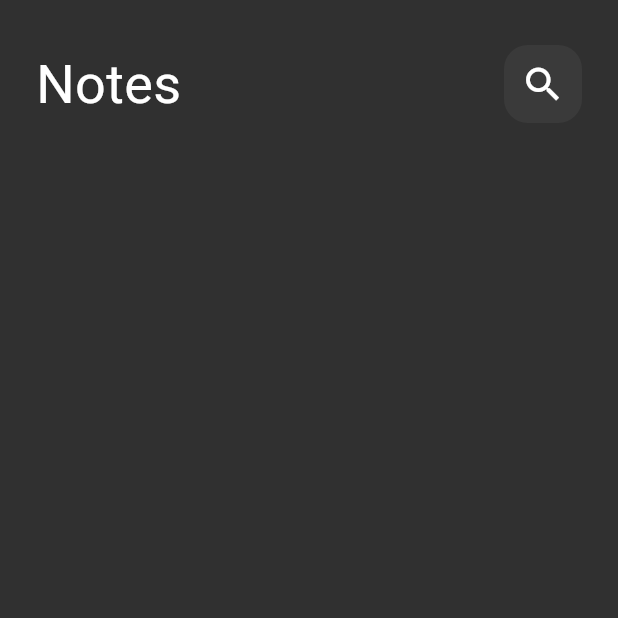
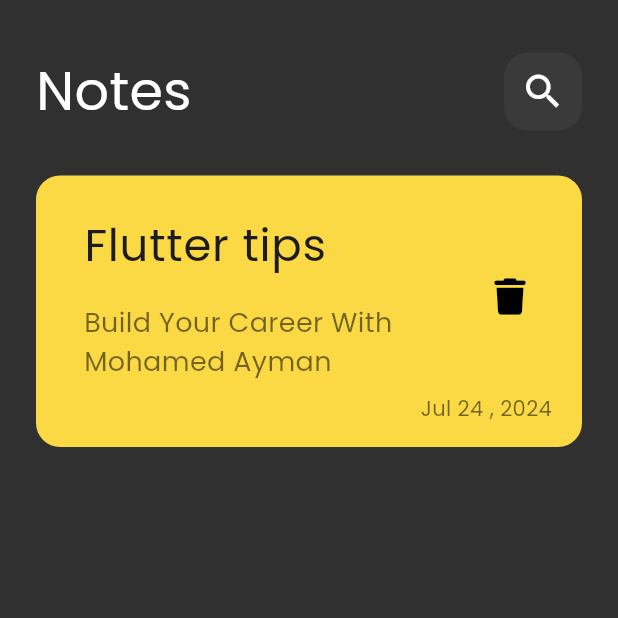
Before and after one commit to m0hamed98ayman/notes_app, a Flutter app: the screen it shows after launch, on a phone screen of 412 x 824 dp, the top half of it. Run offline on Flutter 3.47's test engine with Material 3 defaults, Android fonts, the phone set to English and light mode, and no system bars; our stand-ins replace font_awesome_flutter.

Commit message:
CustomCard had built successfully with her own file

```diff
--- a/lib/main.dart
+++ b/lib/main.dart
@@ -2,7 +2,7 @@ import 'package:flutter/material.dart';
 import 'package:notes_app/views/notes_views.dart';
 
 void main() {
-  runApp( const NotesApp());
+  runApp(const NotesApp());
 }
 
 class NotesApp extends StatelessWidget {
@@ -10,10 +10,10 @@ class NotesApp extends StatelessWidget {
 
   @override
   Widget build(BuildContext context) {
-    return const MaterialApp(
-
+    return MaterialApp(
+      theme: ThemeData(fontFamily: 'Poppins'),
       debugShowCheckedModeBanner: false,
-      home:  NotesView(),
+      home:const NotesViewPage(),
     );
   }
 }
--- a/lib/views/notes_views.dart
+++ b/lib/views/notes_views.dart
@@ -1,8 +1,9 @@
 import 'package:flutter/material.dart';
 import 'package:notes_app/widgets/custom_appbar.dart';
+import 'package:notes_app/widgets/custom_card.dart';
 
-class NotesView extends StatelessWidget {
-  const NotesView({super.key});
+class NotesViewPage extends StatelessWidget {
+  const NotesViewPage({super.key});
 
   @override
   Widget build(BuildContext context) {
@@ -12,8 +13,10 @@ class NotesView extends StatelessWidget {
         padding: EdgeInsets.symmetric(horizontal: 24),
         child: Column(
           children: [
+            SizedBox(height: 35),
+            CustomAppBar(),
             SizedBox(height: 30),
-            CustomAppBar(),
+            CustomCard()
           ],
         ),
       ),
--- /dev/null
+++ b/lib/widgets/custom_card.dart
@@ -0,0 +1,59 @@
+import 'package:flutter/material.dart';
+import 'package:font_awesome_flutter/font_awesome_flutter.dart';
+
+class CustomCard extends StatelessWidget {
+  const CustomCard({super.key});
+
+  @override
+  Widget build(BuildContext context) {
+    return Container(
+      padding: const EdgeInsets.only(left: 16, top: 16,bottom: 16),
+      decoration: BoxDecoration(
+          borderRadius: BorderRadius.circular(16),
+          color: const Color.fromARGB(255, 250, 217, 69)),
+      child: Column(
+        children: [
+          ListTile(
+            title: const Text(
+              'Flutter tips',
+              style: TextStyle(
+                fontSize: 30,
+              ),
+            ),
+            subtitle: Padding(
+              padding: const EdgeInsets.only( top: 16.0),
+              child: Text(
+                'Build Your Career With Mohamed Ayman',
+                style: TextStyle(
+                  color: Colors.black.withOpacity(0.55),
+                  fontSize: 18
+                ),
+              ),
+            ),
+            trailing: IconButton(
+              onPressed: () {},
+              icon: const Icon(
+                FontAwesomeIcons.trash,
+                color: Colors.black,
+              ),
+            ),
+          ),
+          Row(
+            mainAxisAlignment: MainAxisAlignment.end,
+            children: [
+              Padding(
+                padding: const EdgeInsets.only(right: 20.0),
+                child: Text(
+                  'Jul 24 , 2024',
+                  style: TextStyle(
+                    color: Colors.black.withOpacity(0.55),
+                  ),
+                ),
+              ),
+            ],
+          )
+        ],
+      ),
+    );
+  }
+}
```
Also changed, not shown: pubspec.yaml (+8 -20 lines), assets/fonts/Poppins-Regular.ttf (added), pubspec.lock.
